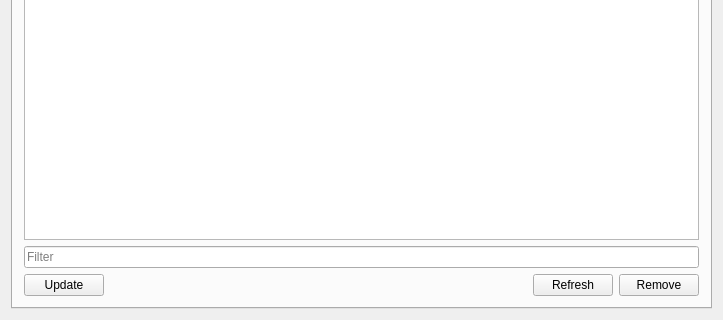
This is qt-pods/mainwindow.ui in qt-pods/qt-pods as Qt 5 draws it before an edit; both pictures show x 0 to 723 and y 280 to 600 of the 723 by 600 pixel window. The edited form follows.
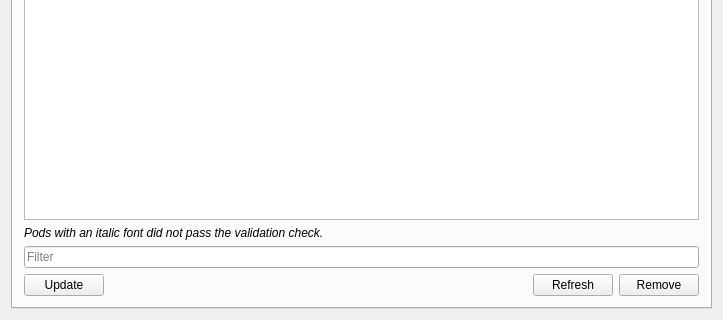
This is the edited form. Icons and pictures are not drawn.

Commit message: Added validation check.

```diff
--- a/qt-pods/mainwindow.ui
+++ b/qt-pods/mainwindow.ui
@@ -141,6 +141,18 @@
           </attribute>
          </widget>
         </item>
+        <item>
+         <widget class="QLabel" name="label">
+          <property name="font">
+           <font>
+            <italic>true</italic>
+           </font>
+          </property>
+          <property name="text">
+           <string>Pods with an italic font did not pass the validation check.</string>
+          </property>
+         </widget>
+        </item>
         <item>
          <widget class="QLineEdit" name="lineEditSearchLocal">
           <property name="placeholderText">
```
The commit also changes 3 other files.
